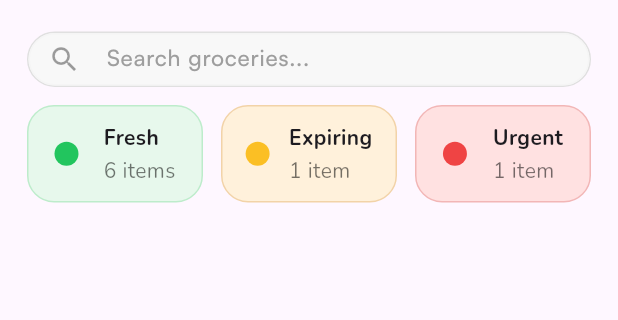
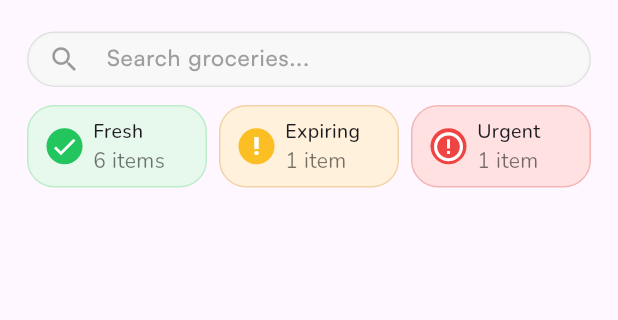
Before and after one commit to protzzz/nowaste_app, a Flutter app: the FridgeHeader widget shown alone on an empty page, opened directly, on a phone screen of 412 x 824 dp, the part 102-422 px from its top. Run offline on Flutter 3.47's test engine with Material 3 defaults, Android fonts, the phone set to English and light mode, and no system bars; our stand-ins replace flutter_bloc, flutter_svg, shared_preferences, sqflite; accounts and stored records are empty.

Commit message:
Redesign GroceryStatus widget to use icons and update FridgeHeader

```diff
--- a/frontend/lib/features/home/fridge/widgets/fridge_grocery_status.dart
+++ b/frontend/lib/features/home/fridge/widgets/fridge_grocery_status.dart
@@ -1,59 +1,85 @@
 import 'package:flutter/material.dart';
 
 class GroceryStatus extends StatelessWidget {
-  final Color dotColor;
+  final IconData icon;
+  final Color iconBackgoundColor;
+  final double iconSize;
   final String title;
   final String itemCount;
   final Color backgroundColor;
   final Color borderColor;
+  final Color? bigTextColor;
+  final Color? smallTextColor;
 
   const GroceryStatus({
     super.key,
-    required this.dotColor,
+    required this.icon,
     required this.title,
     required this.itemCount,
     required this.backgroundColor,
     required this.borderColor,
+    required this.iconBackgoundColor,
+    this.iconSize = 16,
+    this.bigTextColor,
+    this.smallTextColor,
   });
 
   @override
   Widget build(BuildContext context) {
     return Container(
-      height: 65,
-      padding: const EdgeInsets.symmetric(horizontal: 14),
+      height: 55,
       decoration: BoxDecoration(
         color: backgroundColor,
         borderRadius: BorderRadius.circular(18),
         border: Border.all(color: borderColor),
       ),
+      child: Padding(
+        padding: const EdgeInsets.symmetric(horizontal: 12),
         child: Row(
-        mainAxisAlignment: MainAxisAlignment.spaceEvenly,
+          mainAxisAlignment: MainAxisAlignment.start,
           children: [
-          Container(
-            width: 16,
-            height: 16,
+            Center(
+              child: Container(
+                width: 24,
+                height: 24,
                 decoration: BoxDecoration(
-              color: dotColor,
+                  color: iconBackgoundColor,
                   shape: BoxShape.circle,
                 ),
+                child: Icon(
+                  // Icons.check,
+                  icon,
+                  color: Colors.white,
+                  size: iconSize,
                 ),
-          const SizedBox(width: 10),
-          Column(
+              ),
+            ),
+            const SizedBox(width: 7),
+            Expanded(
+              child: Column(
                 mainAxisAlignment: MainAxisAlignment.center,
                 crossAxisAlignment: CrossAxisAlignment.start,
                 children: [
                   Text(
                     title,
-                style: const TextStyle(fontWeight: FontWeight.w600),
+                    // maxLines: 1,
+                    overflow: TextOverflow.ellipsis,
+                    style: const TextStyle(
+                      fontSize: 13,
+                      fontWeight: FontWeight.w500,
                     ),
-              const SizedBox(height: 2),
+                  ),
                   Text(
                     itemCount,
+                    // maxLines: 1,
+                    overflow: TextOverflow.ellipsis,
                     style: const TextStyle(color: Colors.black54),
                   ),
                 ],
               ),
+            ),
           ],
+        ),
       ),
     );
   }
--- a/frontend/lib/features/home/fridge/widgets/fridge_header.dart
+++ b/frontend/lib/features/home/fridge/widgets/fridge_header.dart
@@ -19,6 +19,7 @@ class FridgeHeader extends StatelessWidget {
               Expanded(
                 child: Column(
                   crossAxisAlignment: CrossAxisAlignment.start,
+                  // mainAxisAlignment: MainAxisAlignment.center,
                   children: const [
                     Text(
                       'NoWaste',
@@ -57,29 +58,34 @@ class FridgeHeader extends StatelessWidget {
             children: const [
               Expanded(
                 child: GroceryStatus(
-                  dotColor: Color(0xFF22C55E),
+                  icon: Icons.check,
+                  iconBackgoundColor: Color(0xFF22C55E),
+                  iconSize: 19,
                   title: 'Fresh',
                   itemCount: '6 items',
                   backgroundColor: Color(0xFFE7F8EC),
                   borderColor: Color(0xFFBDECCB),
                 ),
               ),
-              SizedBox(width: 12),
+              SizedBox(width: 8),
               Expanded(
                 child: GroceryStatus(
-                  dotColor: Color(0xFFFBBF24),
+                  icon: Icons.priority_high,
+                  iconBackgoundColor: Color(0xFFFBBF24),
                   title: 'Expiring',
                   itemCount: '1 item',
                   backgroundColor: Color(0xFFFFF1DB),
                   borderColor: Color(0xFFF2D3A8),
                 ),
               ),
-              SizedBox(width: 12),
+              SizedBox(width: 8),
               Expanded(
                 child: GroceryStatus(
-                  dotColor: Color(0xFFEF4444),
+                  icon: Icons.error_outline,
+                  iconBackgoundColor: Color(0xFFEF4444),
                   title: 'Urgent',
                   itemCount: '1 item',
+                  iconSize: 23,
                   backgroundColor: Color(0xFFFFE1E1),
                   borderColor: Color(0xFFF2B6B6),
                 ),
```
Lines whose indentation alone changed are shown as unchanged.
